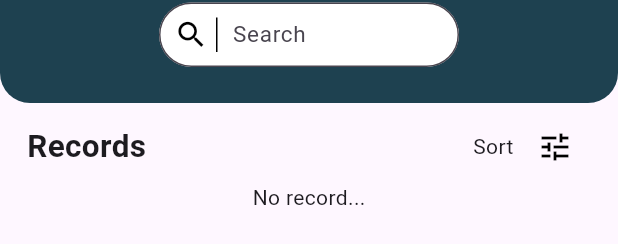
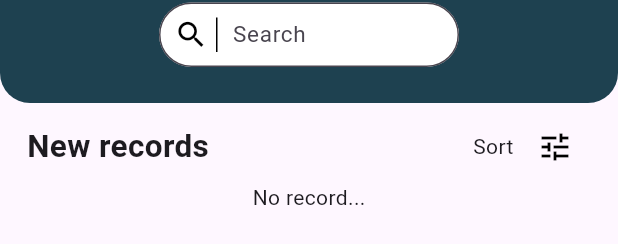
Before and after one commit to hikusama/sksalaan_mobile, a Flutter app: the RecordsScreen widget shown alone on an empty page, opened directly, on a phone screen of 412 x 824 dp. Shown: the part 242-486 px from the top of the screen. Run offline on Flutter 3.47's test engine with Material 3 defaults, Android fonts, the light colour scheme and no system bars; our stand-ins replace confetti, dio, drift, fl_chart, flutter_secure_storage; missing offline and left inert: flutter_exit_app; accounts and stored records are empty; generated files the repository leaves out were written again.

Commit message:
new record screen

```diff
--- a/lib/presentation/screens/records_screen.dart
+++ b/lib/presentation/screens/records_screen.dart
@@ -34,12 +34,17 @@ class RecordsScreenState extends State<RecordsScreen> {
     _loadInitialData(arg: '');
   }
 
-  Future<void> _loadInitialData({String arg = "",String sort = 'registeredAt'}) async {
+  Future<void> _loadInitialData({
+    String arg = "",
+    String sort = 'registeredAt',
+    String val = 'New',
+  }) async {
     final res = await db.getAllYouthProfiles(
       offset: _offset,
       limit: _limit,
       searchKeyword: arg,
-      sortBy: sort
+      sortBy: sort,
+      validated: val,
     );
 
     setState(() {
@@ -63,6 +68,7 @@ class RecordsScreenState extends State<RecordsScreen> {
       offset: _offset,
       limit: _limit,
       searchKeyword: '',
+      validated: 'New',
     );
     final List<FullYouthProfile> moreProfiles = List<FullYouthProfile>.from(
       res['youth'],
@@ -98,7 +104,7 @@ class RecordsScreenState extends State<RecordsScreen> {
                         onRefresh: () async {
                           _offset = 0;
                           _isInitialLoading = true;
-                          await _loadInitialData(arg:'');
+                          await _loadInitialData(arg: '');
                         },
                         child: Scrollbar(
                           thumbVisibility:
@@ -143,7 +149,7 @@ class RecordsScreenState extends State<RecordsScreen> {
         mainAxisAlignment: MainAxisAlignment.spaceBetween,
         children: [
           Text(
-            'Records',
+            'New records',
             style: TextStyle(fontSize: 21, fontWeight: FontWeight.bold),
           ),
           SizedBox(height: 7),
@@ -157,10 +163,7 @@ class RecordsScreenState extends State<RecordsScreen> {
                   color: const Color.fromARGB(255, 0, 0, 0),
                 ),
                 onSelected: (value) async {
-                  await _loadInitialData(
-                    sort:value,
-                    arg: ''
-                  );
+                  await _loadInitialData(sort: value, arg: '');
                 },
                 itemBuilder:
                     (context) => [
@@ -271,7 +274,7 @@ class RecordsScreenState extends State<RecordsScreen> {
                   onChanged: (value) {
                     _offset = 0;
                     _isInitialLoading = true;
-                    _loadInitialData(arg:value.trim());
+                    _loadInitialData(arg: value.trim());
                   },
                 ),
                 Positioned(
@@ -309,13 +312,13 @@ class RecordsScreenState extends State<RecordsScreen> {
     final status = profile.youthUser.status;
     Color statColor = Colors.white;
     switch (status) {
-      case 'Standby':
+      case 'New':
         statColor = const Color.fromARGB(255, 255, 217, 0);
         break;
-      case 'Failed':
+      case 'Unvalidated':
         statColor = const Color.fromARGB(255, 255, 0, 0);
         break;
-      case 'Submitted':
+      case 'Validated':
         statColor = Colors.green;
         break;
     }
```
